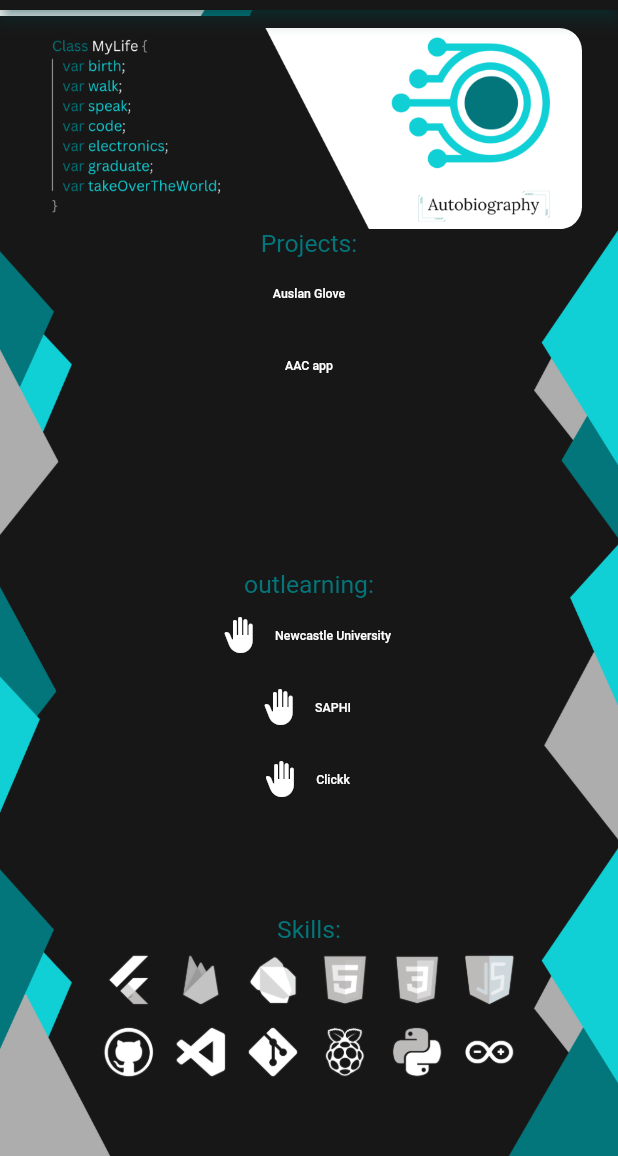
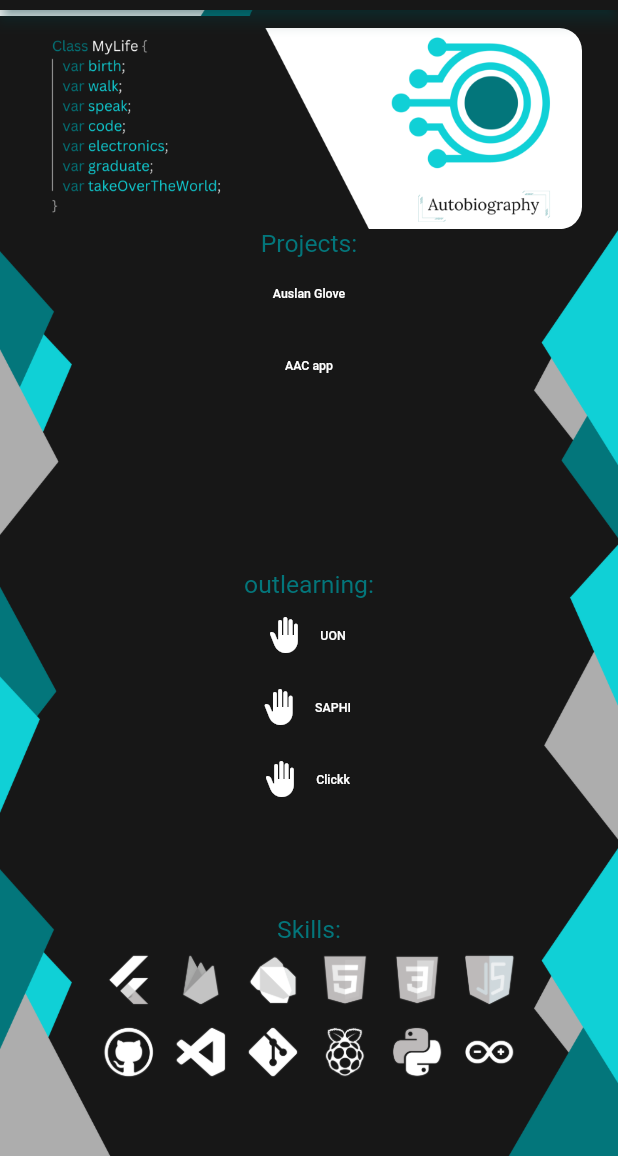
Before and after one commit to Squidly1408/Portfolio, a Flutter app: the screen it shows after launch, scrolled down 202 dp, on a phone screen of 412 x 824 dp, the part 80-1236 px from its top. Run offline on Flutter 3.47's test engine with Material 2 defaults, Android fonts, the phone set to English and light mode, and no system bars; our stand-ins replace firebase_core, flutter_svg, font_awesome_flutter, go_router; missing offline and left inert: dart:html, holding_gesture; accounts and stored records are empty.

Commit message:
Fixing UON naming

```diff
--- a/lib/pages/home.dart
+++ b/lib/pages/home.dart
@@ -42,7 +42,7 @@ final _projects = [
 // oulearning list
 final _outlearning = [
   Project(
-    'Newcastle University',
+    'UON',
     'https://www.newcastle.edu.au/',
   ),
   Project(
```
